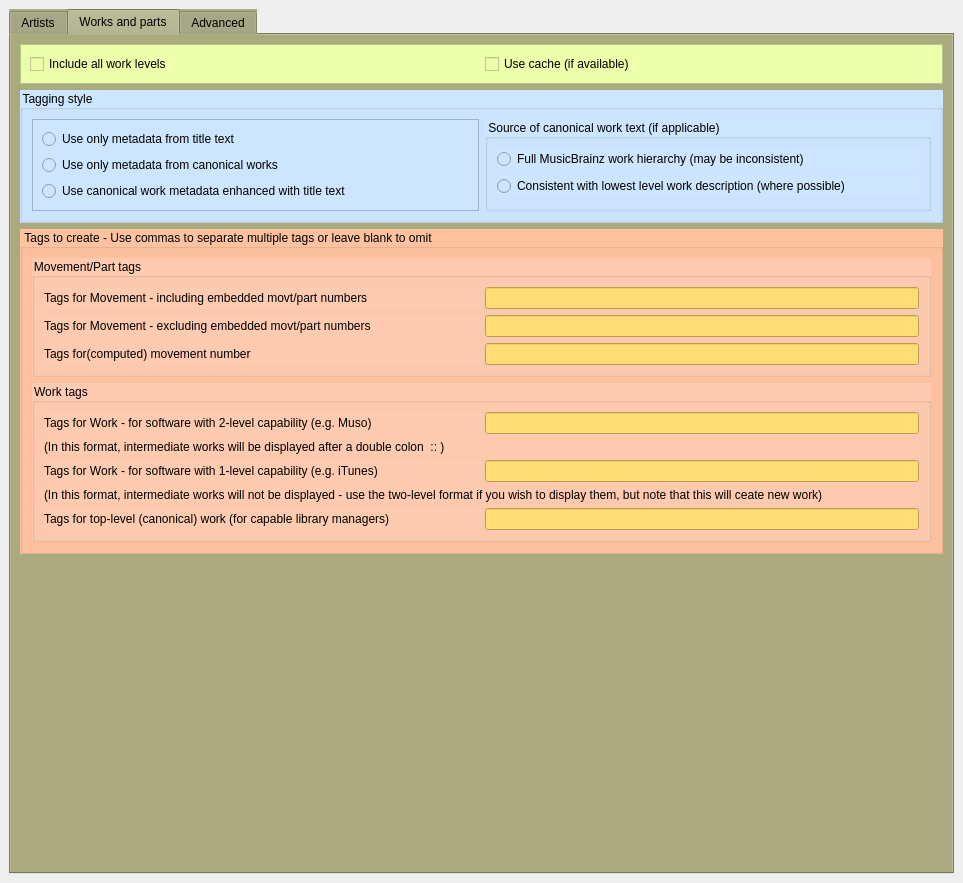
Above: plugins/classical_extras/classical_extras/options_classical_extras.ui from metabrainz/picard-plugins before the change. Below: the same form after it.
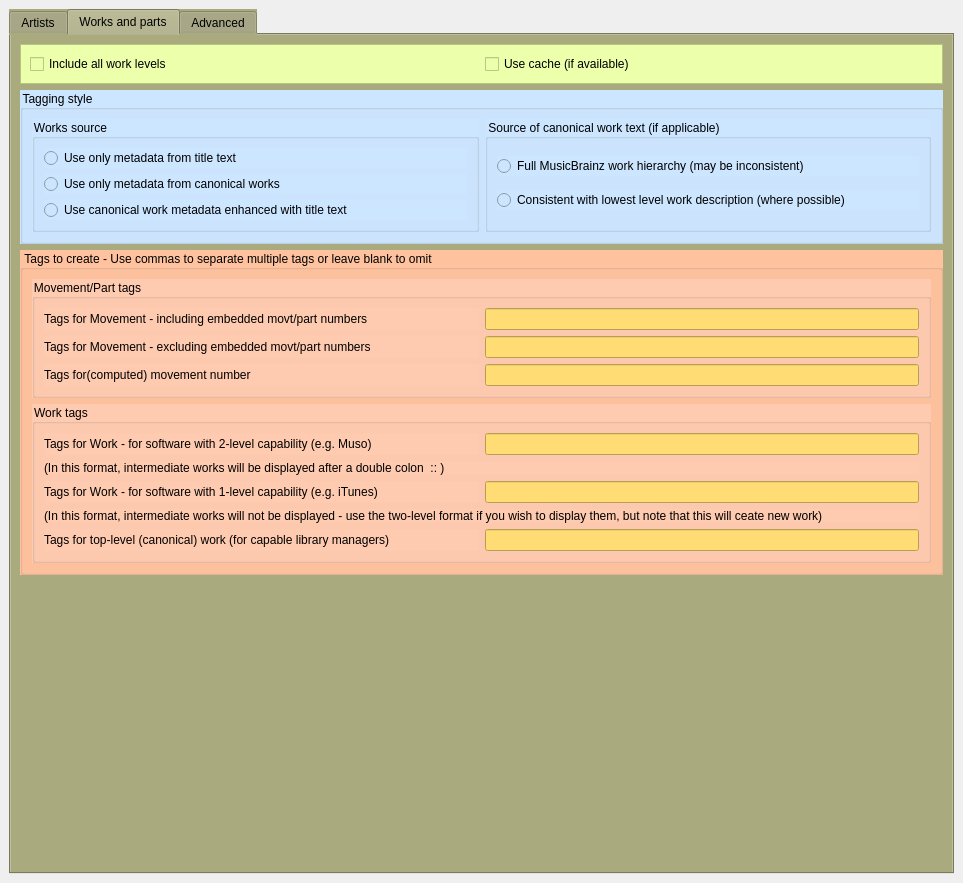
That is the form after the change.

Commit message: Options and readme updates

Diff of the .ui file:
```diff
--- a/plugins/classical_extras/classical_extras/options_classical_extras.ui
+++ b/plugins/classical_extras/classical_extras/options_classical_extras.ui
@@ -2208,12 +2208,9 @@
          </property>
          <layout class="QHBoxLayout" name="horizontalLayout">
           <item>
-           <widget class="QFrame" name="frame">
-            <property name="frameShape">
-             <enum>QFrame::StyledPanel</enum>
-            </property>
-            <property name="frameShadow">
-             <enum>QFrame::Raised</enum>
+           <widget class="QGroupBox" name="groupBox">
+            <property name="title">
+             <string>Works source</string>
             </property>
             <layout class="QVBoxLayout" name="verticalLayout_11">
              <item>
```
Left out of the diff: 51 changed lines with no effect on the pictures. The commit also changes 3 other files.
